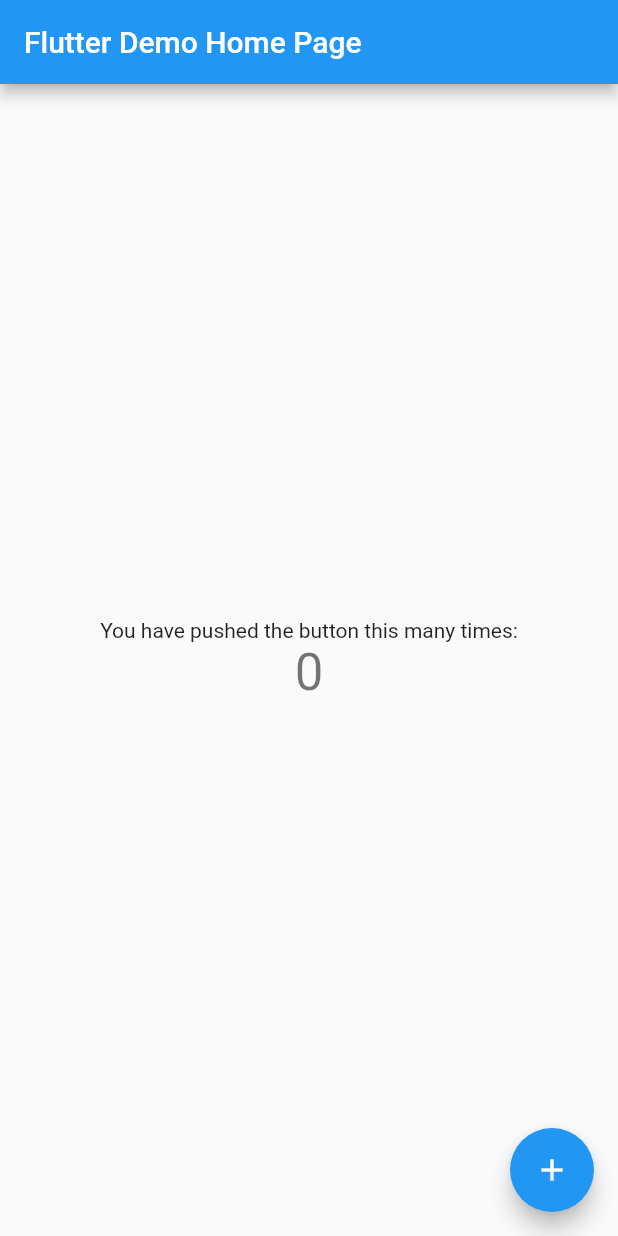
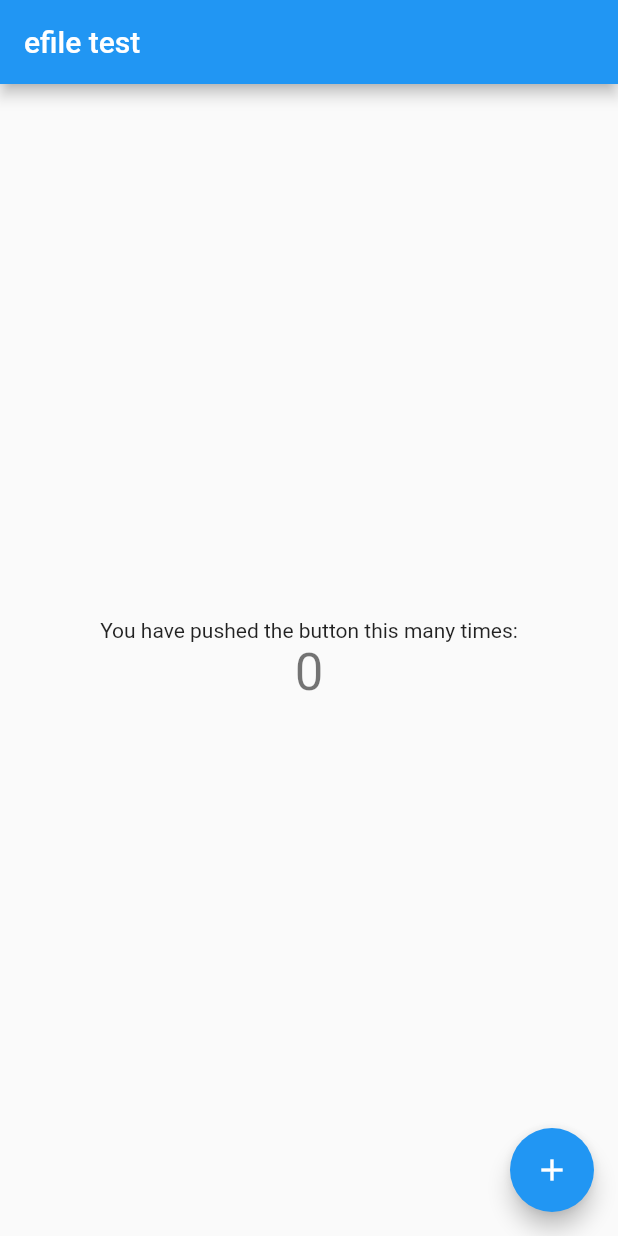
Before and after one commit to lcriver/j2, a Flutter app: the screen it shows after launch, on a phone screen of 412 x 824 dp. Run offline on Flutter 3.47's test engine with Material 2 defaults, Android fonts, the phone set to English and light mode, and no system bars.

```diff
--- a/lib/main.dart
+++ b/lib/main.dart
@@ -24,7 +24,7 @@ class MyApp extends StatelessWidget {
         // is not restarted.
         primarySwatch: Colors.blue,
       ),
-      home: const MyHomePage(title: 'Flutter Demo Home Page'),
+      home: const MyHomePage(title: 'efile test'),
     );
   }
 }
@@ -36,7 +36,7 @@ class MyHomePage extends StatefulWidget {
   // that it has a State object (defined below) that contains fields that affect
   // how it looks.
 
-  // This class is the configuration for the state. It holds the values (in this
+   // This class is the configuration for the state. It holds the values (in this
   // case the title) provided by the parent (in this case the App widget) and
   // used by the build method of the State. Fields in a Widget subclass are
   // always marked "final".
```
Also changed, not shown: 1 other file.
